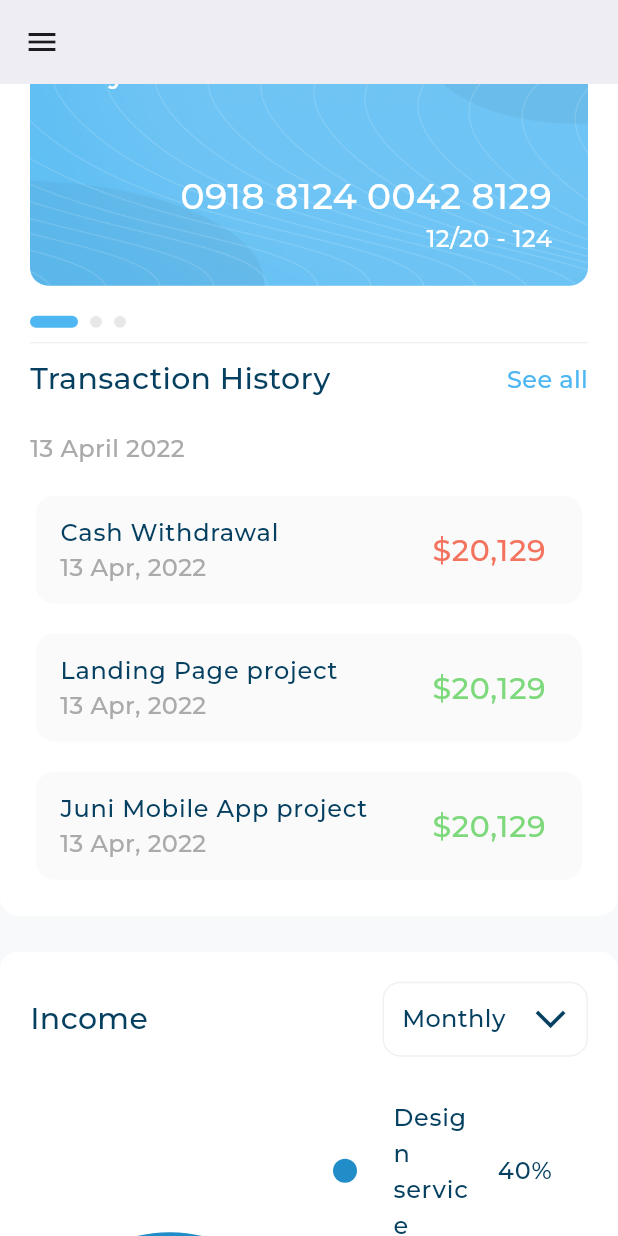
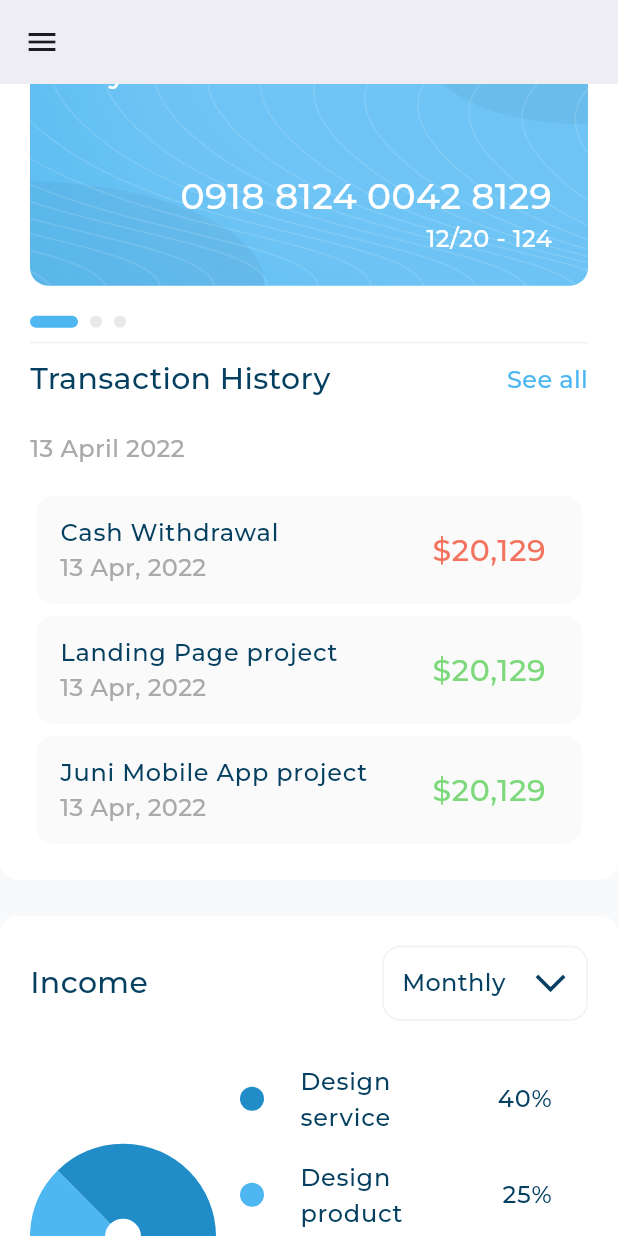
Before and after one commit to KhaledElalfy1/responsive-dash-board, a Flutter app: the screen it shows after launch, scrolled down 1152 dp, on a phone screen of 412 x 824 dp. Run offline on Flutter 3.47's test engine with Material 3 defaults, Android fonts, the phone set to English and light mode, and no system bars; drawn by our look-alikes of expandable_page_view, fl_chart; our stand-ins replace flutter_svg; project files that could hold a hidden picture were left out.

Commit message:
Refactor dashboard layout and income section
- Refactored the dashboard layout for better responsiveness and added a new
  section for income chart and details.
- Moved the income chart and details to a separate file for better
  organization.
- Changed the transaction item list view to a column for consistency.

```diff
--- a/lib/widgets/dashboard_desktop_layout.dart
+++ b/lib/widgets/dashboard_desktop_layout.dart
@@ -16,6 +16,14 @@ class DashboardDesktopLayout extends StatelessWidget {
         Expanded(
           child: CustomDrawer(),
         ),
+        Expanded(
+          flex: 3,
+          child: CustomScrollView(
+            slivers: [
+              SliverFillRemaining(
+                hasScrollBody: false,
+                child: Row(
+                  children: [
                     Expanded(
                       flex: 2,
                       child: Padding(
@@ -38,7 +46,14 @@ class DashboardDesktopLayout extends StatelessWidget {
                           ),
                           Expanded(child: IncomeSection()),
                         ],
-        ))
+                      ),
+                    ),
+                  ],
+                ),
+              ),
+            ],
+          ),
+        ),
       ],
     );
   }
--- /dev/null
+++ b/lib/widgets/income_chart_section.dart
@@ -0,0 +1,23 @@
+import 'package:flutter/widgets.dart';
+import 'package:responsive_dash_board/widgets/income_chart.dart';
+import 'package:responsive_dash_board/widgets/income_details.dart';
+
+class IncomeChartSection extends StatelessWidget {
+  const IncomeChartSection({
+    super.key,
+  });
+
+  @override
+  Widget build(BuildContext context) {
+    double width = MediaQuery.sizeOf(context).width;
+    return width > 1200 && width < 1750
+        ? const SizedBox()
+        : const Row(
+            crossAxisAlignment: CrossAxisAlignment.center,
+            children: [
+              Expanded(child: IncomeChart()),
+              Expanded(flex: 2, child: IncomeDetails()),
+            ],
+          );
+  }
+}
--- a/lib/widgets/income_details.dart
+++ b/lib/widgets/income_details.dart
@@ -4,19 +4,19 @@ import 'package:responsive_dash_board/widgets/detail_item.dart';
 
 class IncomeDetails extends StatelessWidget {
   const IncomeDetails({super.key});
-  final  List<IncomeDetailsModel> items =const [
-    IncomeDetailsModel(color: Color(0xff208CC8), title: 'Design service', value: '40%'),
-    IncomeDetailsModel(color: Color(0xff4EB7F2), title: 'Design product', value: '25%'),
-    IncomeDetailsModel(color: Color(0xff064061), title: 'Product royalti', value: '20%'),
+  final List<IncomeDetailsModel> items = const [
+    IncomeDetailsModel(
+        color: Color(0xff208CC8), title: 'Design service', value: '40%'),
+    IncomeDetailsModel(
+        color: Color(0xff4EB7F2), title: 'Design product', value: '25%'),
+    IncomeDetailsModel(
+        color: Color(0xff064061), title: 'Product royalti', value: '20%'),
     IncomeDetailsModel(color: Color(0xffE2DECD), title: 'Other', value: '22%'),
   ];
   @override
   Widget build(BuildContext context) {
-    return ListView.separated(
-      shrinkWrap: true,
-      itemCount: items.length,
-      itemBuilder: (context, index) => DetailItem(incomeDetailsModel: items[index]),
-     separatorBuilder: (context, index) => const SizedBox(height: 12,),
-      );
+    return Column(
+      children: items.map((e) => DetailItem(incomeDetailsModel: e)).toList(),
+    );
   }
 }
--- a/lib/widgets/income_section.dart
+++ b/lib/widgets/income_section.dart
@@ -3,8 +3,8 @@ import 'package:flutter/material.dart';
 import 'package:flutter/widgets.dart';
 import 'package:responsive_dash_board/widgets/all_expenses_header.dart';
 import 'package:responsive_dash_board/widgets/custom_background_container.dart';
-import 'package:responsive_dash_board/widgets/income_chart.dart';
-import 'package:responsive_dash_board/widgets/income_details.dart';
+
+import 'income_chart_section.dart';
 
 class IncomeSection extends StatelessWidget {
   const IncomeSection({super.key});
@@ -20,13 +20,7 @@ class IncomeSection extends StatelessWidget {
         SizedBox(
           height: 20,
         ),
-        Row(
-          crossAxisAlignment: CrossAxisAlignment.center,
-          children: [
-            Expanded(child: IncomeChart()),
-            Expanded(child: IncomeDetails())
-          ],
-        )
+        IncomeChartSection()
       ],
     ));
   }
--- a/lib/widgets/transaction_item_list_view.dart
+++ b/lib/widgets/transaction_item_list_view.dart
@@ -23,14 +23,8 @@ class TransactionItemListView extends StatelessWidget {
   ];
   @override
   Widget build(BuildContext context) {
-    return ListView.separated(
-      shrinkWrap: true,
-      itemCount: items.length,
-      itemBuilder: (context, index) =>
-          TransactionItem(transactionModel: items[index]),
-      separatorBuilder: (context, index) => const SizedBox(
-        height: 12,
-      ),
+    return Column(
+      children: items.map((e) => TransactionItem(transactionModel: e)).toList(),
     );
   }
 }
```
Lines whose indentation alone changed are shown as unchanged.
